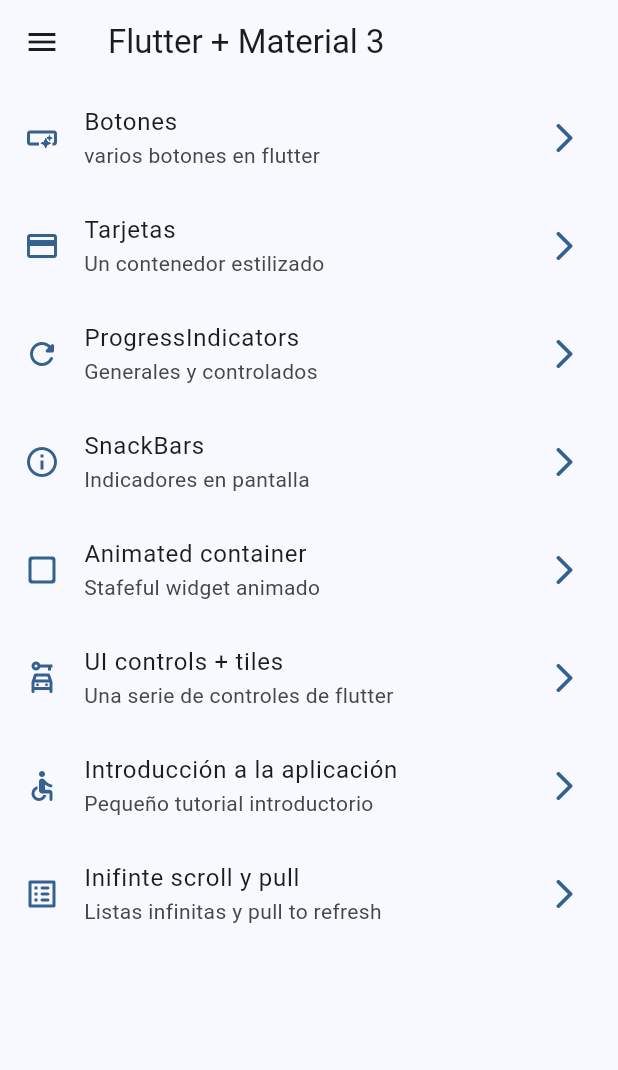
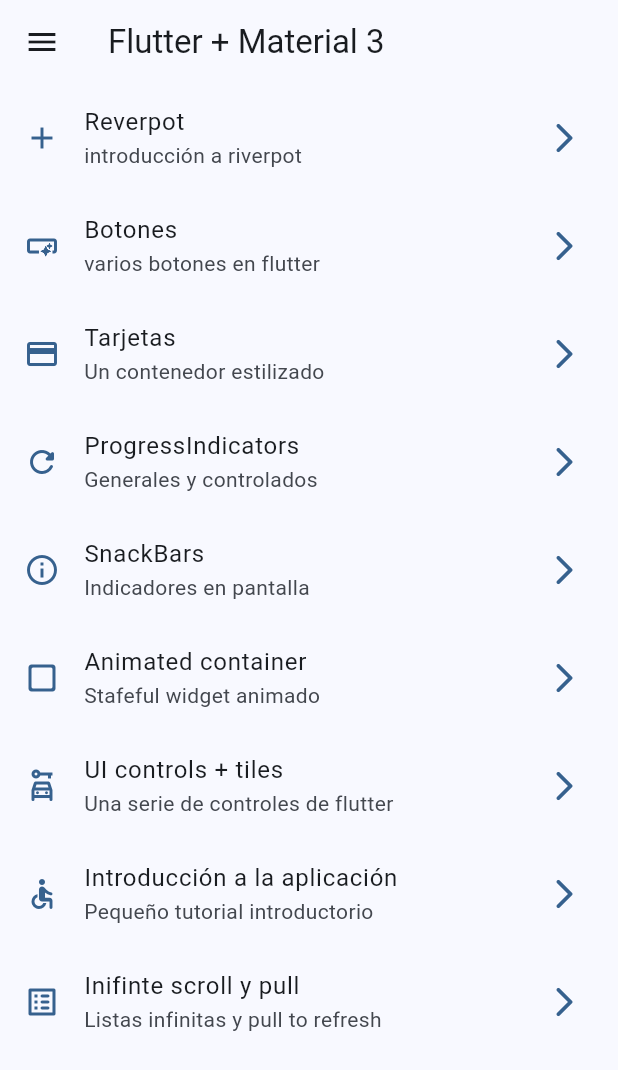
Before and after one commit to codigoinerte/flutter-widgets, a Flutter app: the screen it shows after launch, on a phone screen of 412 x 824 dp. Shown: the top 1070 px of the screen. Run offline on Flutter 3.47's test engine with Material 2 defaults, Android fonts, the phone set to English and light mode, and no system bars; our stand-ins replace animate_do, flutter_riverpod, go_router.

Commit message:
primeros pasos riverpod

```diff
--- a/lib/config/menu/menu_items.dart
+++ b/lib/config/menu/menu_items.dart
@@ -15,6 +15,12 @@ class MenuItems{
 }
 
 const appMenuItems = <MenuItems>[
+  MenuItems(
+    title: "Reverpot",
+    subtitle: "introducción a riverpot",
+    link: "/counter-screen",
+    icon: Icons.add
+  ),
   MenuItems(
     title: "Botones",
     subtitle: "varios botones en flutter",
@@ -63,4 +69,5 @@ const appMenuItems = <MenuItems>[
     link: "/infinite",
     icon: Icons.list_alt_rounded
   ),
+
 ];
--- a/lib/config/router/app_router.dart
+++ b/lib/config/router/app_router.dart
@@ -50,5 +50,10 @@ final appRouter = GoRouter(
       name: InfiniteScrollScreen.name,
       builder: (context, state) => const InfiniteScrollScreen(),
     ),
+    GoRoute(
+      path: '/counter-screen',
+      name: CounterScreen.name,
+      builder: (context, state) => const CounterScreen(),
+    ),
   ],
 );
--- a/lib/config/theme/app_theme.dart
+++ b/lib/config/theme/app_theme.dart
@@ -27,7 +27,7 @@ class AppTheme{
     colorSchemeSeed: colorList[selectedColor],
     appBarTheme: const AppBarTheme(
       centerTitle: false
-    )
+    ),
   );
 
 }
--- /dev/null
+++ b/lib/presentation/providers/counter_provider.dart
@@ -0,0 +1,3 @@
+import 'package:flutter_riverpod/flutter_riverpod.dart';
+
+final counterProvider = StateProvider((ref) => 5);
--- /dev/null
+++ b/lib/presentation/providers/theme_provider.dart
@@ -0,0 +1,5 @@
+// Estado => isDarkmodeProvider = boolean
+
+import 'package:flutter_riverpod/flutter_riverpod.dart';
+
+final isDarkmodeProvider = StateProvider((ref) => false);
--- a/lib/presentation/screens/screens.dart
+++ b/lib/presentation/screens/screens.dart
@@ -1,3 +1,4 @@
+
 export 'package:widgets_app/presentation/screens/animated/animated_screen.dart';
 export 'package:widgets_app/presentation/screens/app_tutorial/app_tutorial_screen.dart';
 export 'package:widgets_app/presentation/screens/buttons/buttons_screen.dart';
@@ -7,3 +8,4 @@ export 'package:widgets_app/presentation/screens/infinite_scroll/infinite_scroll
 export 'package:widgets_app/presentation/screens/progress/progress_screen.dart';
 export 'package:widgets_app/presentation/screens/snackbar/snackbar_screen.dart';
 export 'package:widgets_app/presentation/screens/ui_controls/ui_controls_screen.dart';
+export 'package:widgets_app/presentation/screens/counter/counter_screen.dart';
--- a/pubspec.yaml
+++ b/pubspec.yaml
@@ -10,6 +10,7 @@ dependencies:
   animate_do: ^3.0.2
   flutter:
     sdk: flutter
+  flutter_riverpod: ^2.4.2
   go_router: ^10.1.2
 
 dev_dependencies:
```
Also changed, not shown: lib/main.dart (+6 -1 lines), lib/presentation/screens/counter/counter_screen.dart (added, +53 -0 lines), pubspec.lock.
